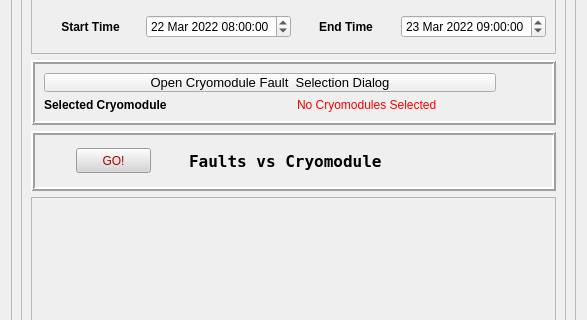
Qt form FltDisp3.ui (slaclab/Fault-Display) before a commit; both pictures show x 0 to 587 and y 140 to 460 of the 587 by 950 pixel window.
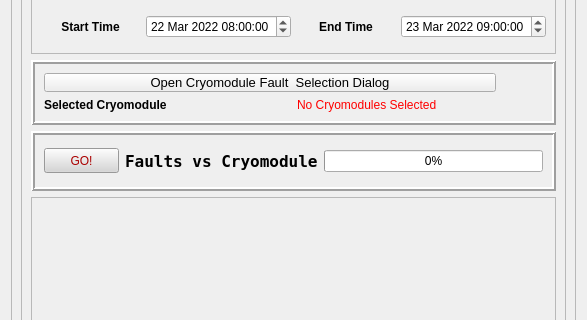
The same form after that commit.

Commit message: add progress bar and code to support, add BEGIN constant for Friday start of commissioning, change code to use it, comment out useless bits and debug messages

```diff
--- a/FltDisp3.ui
+++ b/FltDisp3.ui
@@ -1072,6 +1072,13 @@
                 </property>
                </widget>
               </item>
+              <item>
+               <widget class="QProgressBar" name="progressBar">
+                <property name="value">
+                 <number>0</number>
+                </property>
+               </widget>
+              </item>
              </layout>
             </widget>
            </item>
```
The commit also changes 2 other files.
